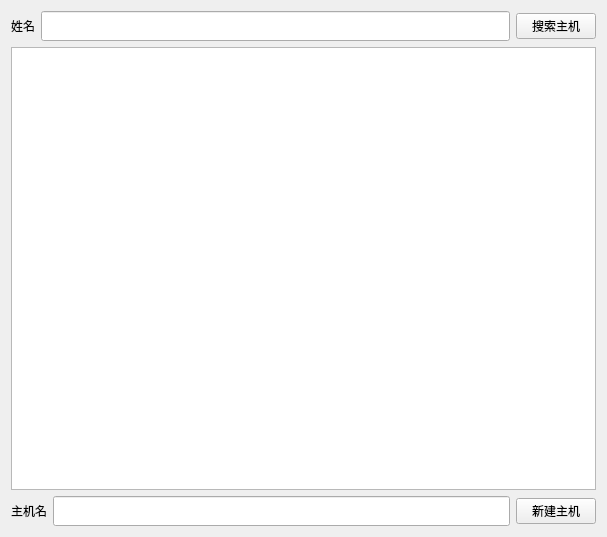
Ji-Yuhang/maze, file login.ui: the form before one commit.
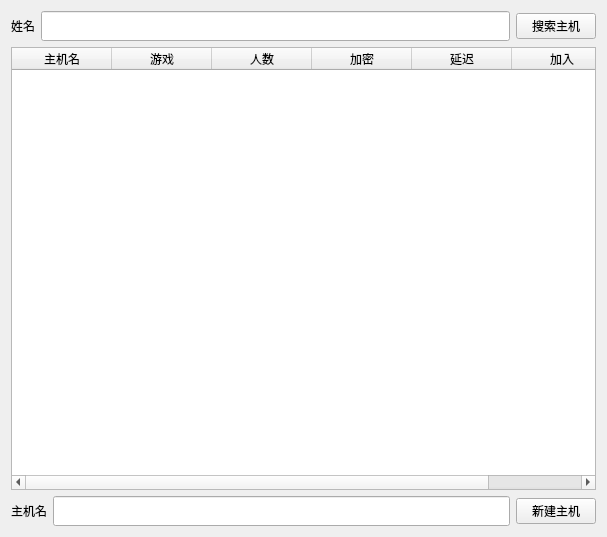
The form after the commit.

```diff
--- a/login.ui
+++ b/login.ui
@@ -46,7 +46,38 @@
     </layout>
    </item>
    <item row="1" column="0">
-    <widget class="QTableWidget" name="tableWidget"/>
+    <widget class="QTableWidget" name="tableWidget">
+     <column>
+      <property name="text">
+       <string>主机名</string>
+      </property>
+     </column>
+     <column>
+      <property name="text">
+       <string>游戏</string>
+      </property>
+     </column>
+     <column>
+      <property name="text">
+       <string>人数</string>
+      </property>
+     </column>
+     <column>
+      <property name="text">
+       <string>加密</string>
+      </property>
+     </column>
+     <column>
+      <property name="text">
+       <string>延迟</string>
+      </property>
+     </column>
+     <column>
+      <property name="text">
+       <string>加入</string>
+      </property>
+     </column>
+    </widget>
    </item>
    <item row="2" column="0">
     <layout class="QHBoxLayout" name="horizontalLayout_2">
```
Left out of the diff: 2 changed lines with no effect on the pictures.
